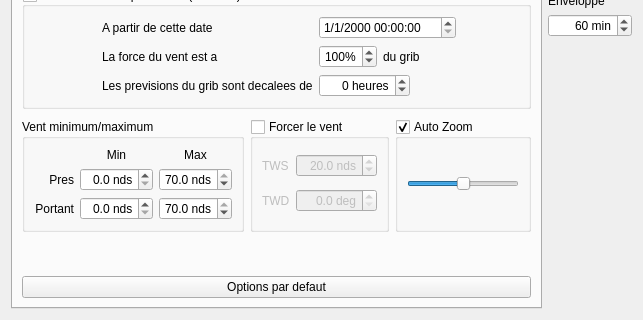
Old version of the form src/Ui/Routage_Editor.ui in the repository nohal/qtVlm; both pictures show x 0 to 643 and y 335 to 655 of the 643 by 655 pixel window.
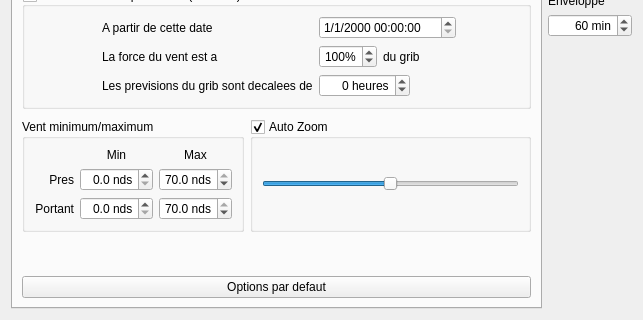
New version of the form. The open tabs and pages were chosen to show the change.

Commit message: Add an option to be able to force wind and currents.

The edit to the form file:
```diff
--- a/src/Ui/Routage_Editor.ui
+++ b/src/Ui/Routage_Editor.ui
@@ -778,7 +778,7 @@
         </widget>
        </item>
        <item>
-        <layout class="QHBoxLayout" name="horizontalLayout_3" stretch="0,0,0">
+        <layout class="QHBoxLayout" name="horizontalLayout_3" stretch="0,0">
          <property name="topMargin">
           <number>4</number>
          </property>
@@ -919,79 +919,6 @@
            </layout>
           </widget>
          </item>
-         <item>
-          <widget class="QGroupBox" name="windForced">
-           <property name="title">
-            <string>Forcer le vent</string>
-           </property>
-           <property name="checkable">
-            <bool>true</bool>
-           </property>
-           <property name="checked">
-            <bool>false</bool>
-           </property>
-           <layout class="QGridLayout" name="gridLayout_5">
-            <item row="0" column="0">
-             <widget class="QLabel" name="label_4">
-              <property name="text">
-               <string>TWS</string>
-              </property>
-             </widget>
-            </item>
-            <item row="1" column="0">
-             <widget class="QLabel" name="label_5">
-              <property name="text">
-               <string>TWD</string>
-              </property>
-             </widget>
-            </item>
-            <item row="1" column="1">
-             <widget class="QDoubleSpinBox" name="TWD">
-              <property name="enabled">
-               <bool>false</bool>
-              </property>
-              <property name="alignment">
-               <set>Qt::AlignRight|Qt::AlignTrailing|Qt::AlignVCenter</set>
-              </property>
-              <property name="suffix">
-               <string extracomment="deg"> deg</string>
-              </property>
-              <property name="decimals">
-               <number>1</number>
-              </property>
-              <property name="maximum">
-               <double>360.000000000000000</double>
-              </property>
-              <property name="value">
-               <double>0.000000000000000</double>
-              </property>
-             </widget>
-            </item>
-            <item row="0" column="1">
-             <widget class="QDoubleSpinBox" name="TWS">
-              <property name="enabled">
-               <bool>false</bool>
-              </property>
-              <property name="alignment">
-               <set>Qt::AlignRight|Qt::AlignTrailing|Qt::AlignVCenter</set>
-              </property>
-              <property name="suffix">
-               <string extracomment="nds"> nds</string>
-              </property>
-              <property name="decimals">
-               <number>1</number>
-              </property>
-              <property name="maximum">
-               <double>60.000000000000000</double>
-              </property>
-              <property name="value">
-               <double>20.000000000000000</double>
-              </property>
-             </widget>
-            </item>
-           </layout>
-          </widget>
-         </item>
          <item>
           <widget class="QGroupBox" name="autoZoom">
            <property name="title">
```
Left out of the diff: 5 changed lines with no effect on the pictures. The commit also changes 9 other files.
